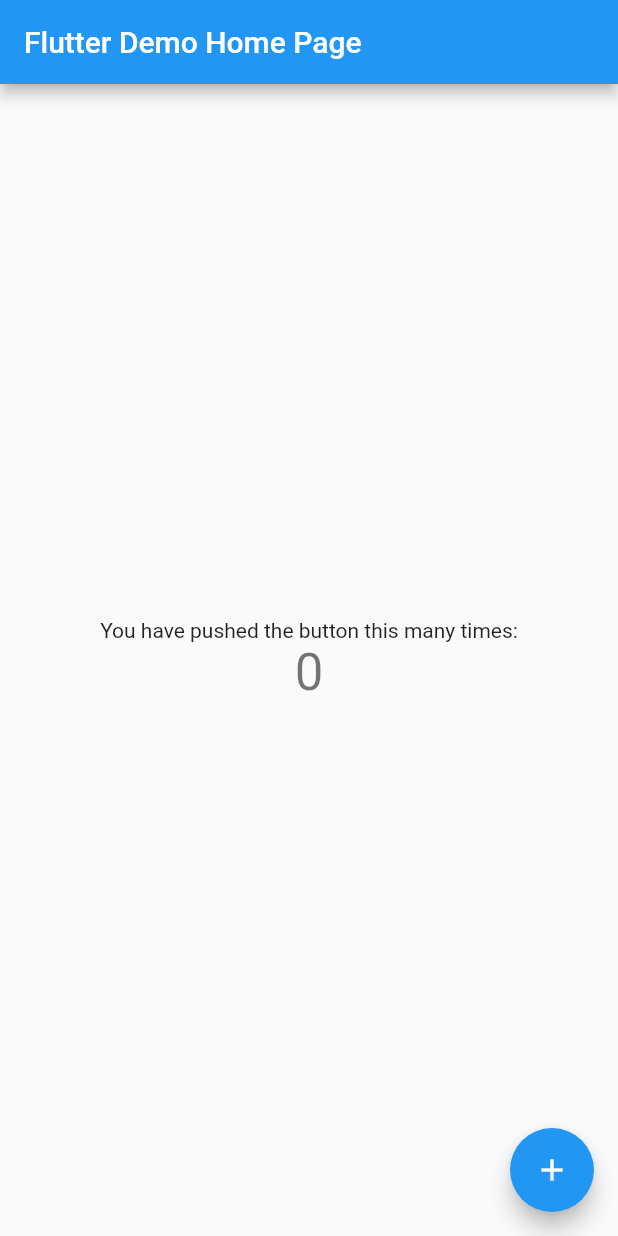
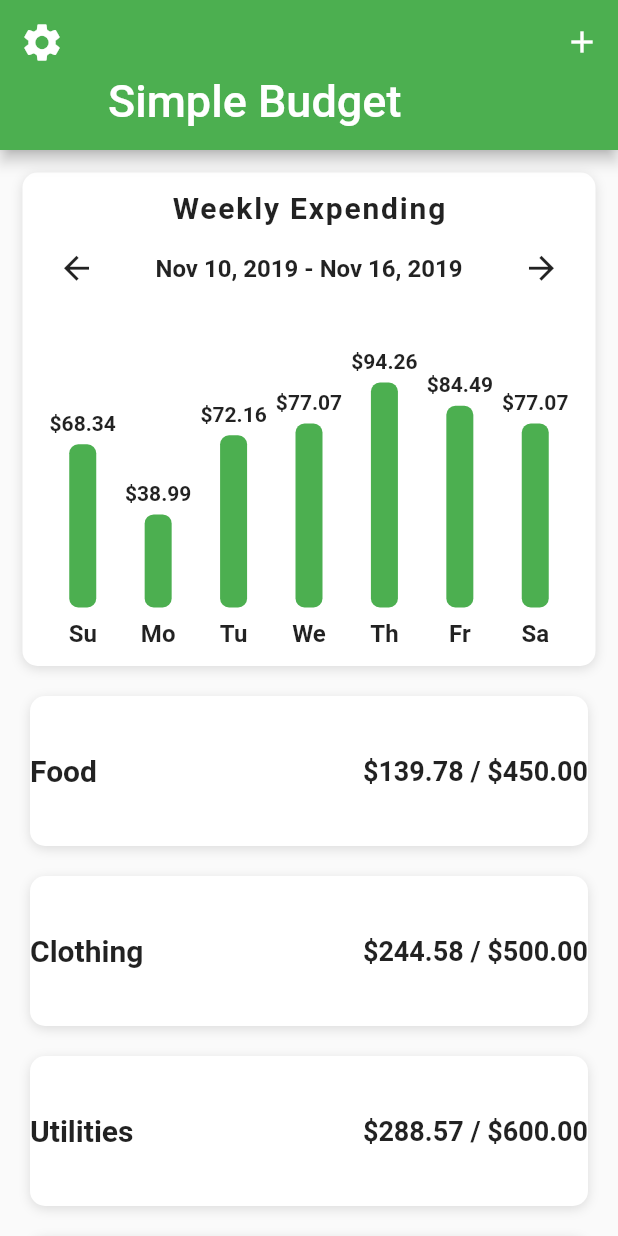
Before and after one commit to anfelo/flutter_ui_examples, a Flutter app: the screen it shows after launch, on a phone screen of 412 x 824 dp. Run offline on Flutter 3.47's test engine with Material 2 defaults, Android fonts, the phone set to English and light mode, and no system bars.

Commit message:
Add home screen

```diff
--- a/flutter_budget_ui/lib/main.dart
+++ b/flutter_budget_ui/lib/main.dart
@@ -1,4 +1,5 @@
 import 'package:flutter/material.dart';
+import 'package:flutter_budget_ui/screens/home_screen.dart';
 
 void main() {
   runApp(MyApp());
@@ -9,109 +10,12 @@ class MyApp extends StatelessWidget {
   @override
   Widget build(BuildContext context) {
     return MaterialApp(
-      title: 'Flutter Demo',
+      title: 'Flutter Budget UI',
+      debugShowCheckedModeBanner: false,
       theme: ThemeData(
-        // This is the theme of your application.
-        //
-        // Try running your application with "flutter run". You'll see the
-        // application has a blue toolbar. Then, without quitting the app, try
-        // changing the primarySwatch below to Colors.green and then invoke
-        // "hot reload" (press "r" in the console where you ran "flutter run",
-        // or simply save your changes to "hot reload" in a Flutter IDE).
-        // Notice that the counter didn't reset back to zero; the application
-        // is not restarted.
-        primarySwatch: Colors.blue,
-        // This makes the visual density adapt to the platform that you run
-        // the app on. For desktop platforms, the controls will be smaller and
-        // closer together (more dense) than on mobile platforms.
-        visualDensity: VisualDensity.adaptivePlatformDensity,
+        primaryColor: Colors.green,
       ),
-      home: MyHomePage(title: 'Flutter Demo Home Page'),
+      home: HomeScreen(),
     );
   }
 }
-
-class MyHomePage extends StatefulWidget {
-  MyHomePage({Key key, this.title}) : super(key: key);
-
-  // This widget is the home page of your application. It is stateful, meaning
-  // that it has a State object (defined below) that contains fields that affect
-  // how it looks.
-
-  // This class is the configuration for the state. It holds the values (in this
-  // case the title) provided by the parent (in this case the App widget) and
-  // used by the build method of the State. Fields in a Widget subclass are
-  // always marked "final".
-
-  final String title;
-
-  @override
-  _MyHomePageState createState() => _MyHomePageState();
-}
-
-class _MyHomePageState extends State<MyHomePage> {
-  int _counter = 0;
-
-  void _incrementCounter() {
-    setState(() {
-      // This call to setState tells the Flutter framework that something has
-      // changed in this State, which causes it to rerun the build method below
-      // so that the display can reflect the updated values. If we changed
-      // _counter without calling setState(), then the build method would not be
-      // called again, and so nothing would appear to happen.
-      _counter++;
-    });
-  }
-
-  @override
-  Widget build(BuildContext context) {
-    // This method is rerun every time setState is called, for instance as done
-    // by the _incrementCounter method above.
-    //
-    // The Flutter framework has been optimized to make rerunning build methods
-    // fast, so that you can just rebuild anything that needs updating rather
-    // than having to individually change instances of widgets.
-    return Scaffold(
-      appBar: AppBar(
-        // Here we take the value from the MyHomePage object that was created by
-        // the App.build method, and use it to set our appbar title.
-        title: Text(widget.title),
-      ),
-      body: Center(
-        // Center is a layout widget. It takes a single child and positions it
-        // in the middle of the parent.
-        child: Column(
-          // Column is also a layout widget. It takes a list of children and
-          // arranges them vertically. By default, it sizes itself to fit its
-          // children horizontally, and tries to be as tall as its parent.
-          //
-          // Invoke "debug painting" (press "p" in the console, choose the
-          // "Toggle Debug Paint" action from the Flutter Inspector in Android
-          // Studio, or the "Toggle Debug Paint" command in Visual Studio Code)
-          // to see the wireframe for each widget.
-          //
-          // Column has various properties to control how it sizes itself and
-          // how it positions its children. Here we use mainAxisAlignment to
-          // center the children vertically; the main axis here is the vertical
-          // axis because Columns are vertical (the cross axis would be
-          // horizontal).
-          mainAxisAlignment: MainAxisAlignment.center,
-          children: <Widget>[
-            Text(
-              'You have pushed the button this many times:',
-            ),
-            Text(
-              '$_counter',
-              style: Theme.of(context).textTheme.headline4,
-            ),
-          ],
-        ),
-      ),
-      floatingActionButton: FloatingActionButton(
-        onPressed: _incrementCounter,
-        tooltip: 'Increment',
-        child: Icon(Icons.add),
-      ), // This trailing comma makes auto-formatting nicer for build methods.
-    );
-  }
-}
--- /dev/null
+++ b/flutter_budget_ui/lib/screens/home_screen.dart
@@ -0,0 +1,117 @@
+import 'package:flutter/material.dart';
+import 'package:flutter_budget_ui/data/data.dart';
+import 'package:flutter_budget_ui/models/category_model.dart';
+import 'package:flutter_budget_ui/models/expense_model.dart';
+import 'package:flutter_budget_ui/widgets/bar_chart.dart';
+
+class HomeScreen extends StatefulWidget {
+  @override
+  _HomeScreenState createState() => _HomeScreenState();
+}
+
+class _HomeScreenState extends State<HomeScreen> {
+  Widget _buildCategory(Category category, double totalAmountSpent) {
+    return Container(
+      margin: EdgeInsets.symmetric(horizontal: 20.0, vertical: 10.0),
+      height: 100.0,
+      width: double.infinity,
+      decoration: BoxDecoration(
+        color: Colors.white,
+        borderRadius: BorderRadius.circular(10.0),
+        boxShadow: [
+          BoxShadow(
+            color: Colors.black12,
+            offset: Offset(0, 2),
+            blurRadius: 6.0,
+          ),
+        ],
+      ),
+      child: Column(
+        mainAxisAlignment: MainAxisAlignment.center,
+        children: [
+          Row(
+            mainAxisAlignment: MainAxisAlignment.spaceBetween,
+            children: [
+              Text(
+                category.name,
+                style: TextStyle(
+                  fontSize: 20.0,
+                  fontWeight: FontWeight.w600,
+                ),
+              ),
+              Text(
+                '\$${(category.maxAmount - totalAmountSpent).toStringAsFixed(2)} / \$${category.maxAmount.toStringAsFixed(2)}',
+                style: TextStyle(
+                  fontSize: 18.0,
+                  fontWeight: FontWeight.w600,
+                ),
+              ),
+            ],
+          ),
+        ],
+      ),
+    );
+  }
+
+  @override
+  Widget build(BuildContext context) {
+    return Scaffold(
+      body: CustomScrollView(
+        physics: BouncingScrollPhysics(),
+        slivers: [
+          SliverAppBar(
+            forceElevated: true,
+            floating: true,
+            // pinned: true,
+            expandedHeight: 100.0,
+            leading: IconButton(
+              icon: Icon(Icons.settings),
+              iconSize: 30.0,
+              onPressed: () {},
+            ),
+            flexibleSpace: FlexibleSpaceBar(
+              title: Text('Simple Budget'),
+            ),
+            actions: [
+              IconButton(
+                onPressed: () {},
+                icon: Icon(Icons.add),
+              )
+            ],
+          ),
+          SliverList(
+            delegate: SliverChildBuilderDelegate(
+              (BuildContext context, int index) {
+                if (index == 0) {
+                  return Container(
+                    margin: EdgeInsets.fromLTRB(15.0, 15.0, 15.0, 10.0),
+                    decoration: BoxDecoration(
+                      color: Colors.white,
+                      boxShadow: [
+                        BoxShadow(
+                          color: Colors.black12,
+                          offset: Offset(0, 2),
+                          blurRadius: 6.0,
+                        ),
+                      ],
+                      borderRadius: BorderRadius.circular(10.0),
+                    ),
+                    child: BarChart(expenses: weeklySpending),
+                  );
+                } else {
+                  Category category = categories[index - 1];
+                  double totalAmountSpent = 0;
+                  category.expenses.forEach((Expense expense) {
+                    totalAmountSpent += expense.cost;
+                  });
+                  return _buildCategory(category, totalAmountSpent);
+                }
+              },
+              childCount: 1 + categories.length,
+            ),
+          )
+        ],
+      ),
+    );
+  }
+}
--- /dev/null
+++ b/flutter_budget_ui/lib/widgets/bar_chart.dart
@@ -0,0 +1,140 @@
+import 'package:flutter/material.dart';
+
+class BarChart extends StatelessWidget {
+  final List<double> expenses;
+
+  BarChart({this.expenses});
+
+  @override
+  Widget build(BuildContext context) {
+    double mostExpensive = 0;
+    expenses.forEach((double expense) {
+      if (expense > mostExpensive) {
+        mostExpensive = expense;
+      }
+    });
+    return Padding(
+      padding: EdgeInsets.all(12.0),
+      child: Column(
+        children: [
+          Text(
+            'Weekly Expending',
+            style: TextStyle(
+              fontSize: 20.0,
+              fontWeight: FontWeight.bold,
+              letterSpacing: 1.2,
+            ),
+          ),
+          SizedBox(height: 5.0),
+          Row(
+            mainAxisAlignment: MainAxisAlignment.spaceBetween,
+            children: [
+              IconButton(
+                onPressed: () {},
+                icon: Icon(Icons.arrow_back),
+                iconSize: 25.0,
+              ),
+              Text(
+                'Nov 10, 2019 - Nov 16, 2019',
+                style: TextStyle(
+                  fontSize: 16.0,
+                  fontWeight: FontWeight.w600,
+                ),
+              ),
+              IconButton(
+                onPressed: () {},
+                icon: Icon(Icons.arrow_forward),
+                iconSize: 25.0,
+              ),
+            ],
+          ),
+          SizedBox(height: 30.0),
+          Row(
+            mainAxisAlignment: MainAxisAlignment.spaceEvenly,
+            crossAxisAlignment: CrossAxisAlignment.end,
+            children: [
+              Bar(
+                label: 'Su',
+                amountSpent: expenses[0],
+                mostExpensive: mostExpensive,
+              ),
+              Bar(
+                label: 'Mo',
+                amountSpent: expenses[1],
+                mostExpensive: mostExpensive,
+              ),
+              Bar(
+                label: 'Tu',
+                amountSpent: expenses[2],
+                mostExpensive: mostExpensive,
+              ),
+              Bar(
+                label: 'We',
+                amountSpent: expenses[3],
+                mostExpensive: mostExpensive,
+              ),
+              Bar(
+                label: 'Th',
+                amountSpent: expenses[4],
+                mostExpensive: mostExpensive,
+              ),
+              Bar(
+                label: 'Fr',
+                amountSpent: expenses[5],
+                mostExpensive: mostExpensive,
+              ),
+              Bar(
+                label: 'Sa',
+                amountSpent: expenses[6],
+                mostExpensive: mostExpensive,
+              ),
+            ],
+          ),
+        ],
+      ),
+    );
+  }
+}
+
+class Bar extends StatelessWidget {
+  final String label;
+  final double amountSpent;
+  final double mostExpensive;
+
+  final double _maxBarHeight = 150.0;
+
+  Bar({this.label, this.amountSpent, this.mostExpensive});
+
+  @override
+  Widget build(BuildContext context) {
+    final barHeight = amountSpent / mostExpensive * _maxBarHeight;
+
+    return Column(
+      children: [
+        Text(
+          '\$${amountSpent.toStringAsFixed(2)}',
+          style: TextStyle(
+            fontWeight: FontWeight.w600,
+          ),
+        ),
+        SizedBox(height: 6.0),
+        Container(
+          height: barHeight,
+          width: 18.0,
+          decoration: BoxDecoration(
+            color: Theme.of(context).primaryColor,
+            borderRadius: BorderRadius.circular(6.0),
+          ),
+        ),
+        SizedBox(height: 8.0),
+        Text(
+          label,
+          style: TextStyle(
+            fontSize: 16.0,
+            fontWeight: FontWeight.w600,
+          ),
+        ),
+      ],
+    );
+  }
+}
```
